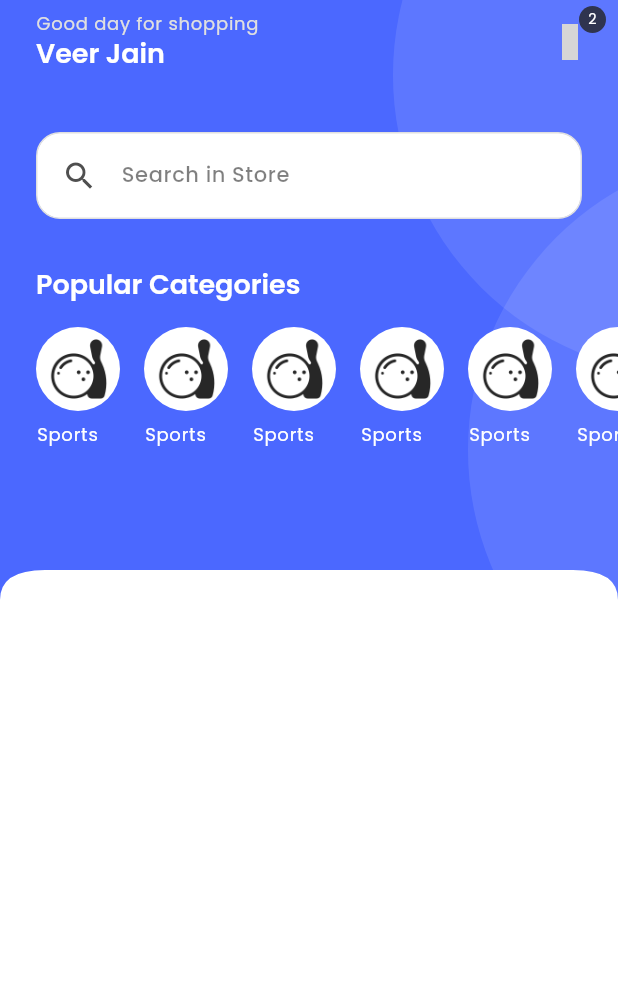
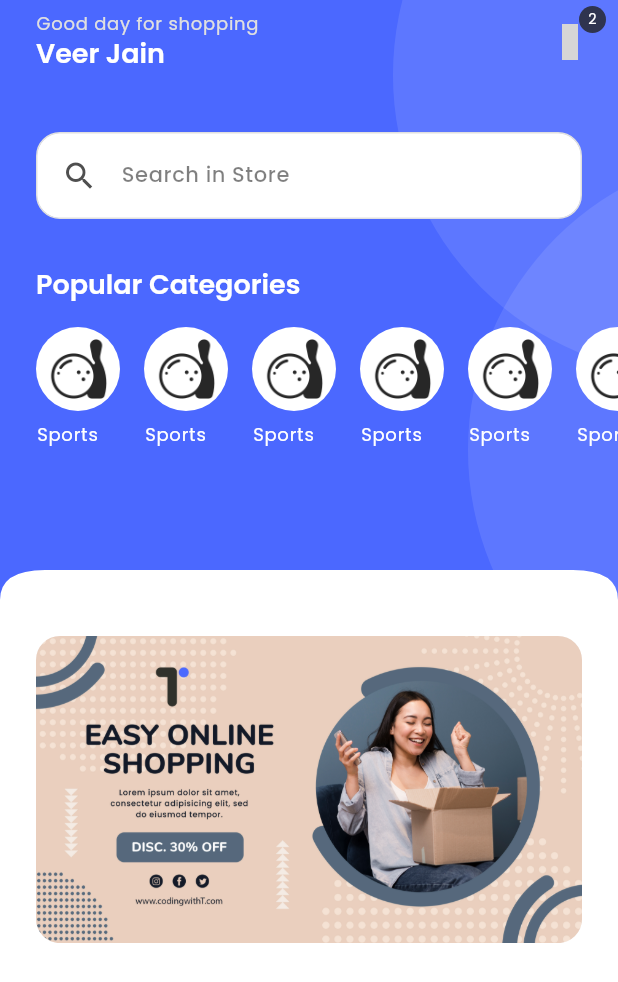
Before and after one commit to vjn6805/Tstore, a Flutter app: the HomeScreen screen opened directly, on a phone screen of 412 x 824 dp. Shown: the top 982 px of the screen. Run offline on Flutter 3.47's test engine with Material 3 defaults, Android fonts, the phone set to English and light mode, and no system bars; drawn by our look-alikes of carousel_slider; our stand-ins replace get, get_storage, iconsax_flutter, logger, smooth_page_indicator; accounts and stored records are empty; project files that could hold a hidden picture were left out; grey boxes are pictures that could not be loaded.

Commit message:
added carousel slider

```diff
--- a/lib/common/widgets/custom_shapes/containers/circular_container.dart
+++ b/lib/common/widgets/custom_shapes/containers/circular_container.dart
@@ -4,7 +4,14 @@ import '../../../../utils/constants/colors.dart';
 
 class TCircularContainer extends StatelessWidget {
   const TCircularContainer({
-    super.key, this.width=400, this.height=400, this.raduis=400, this.padding=0, this.child, this.backgroundcolor=TCOlors.white,
+    super.key,
+    this.width = 400,
+    this.height = 400,
+    this.raduis = 400,
+    this.padding = 0,
+    this.child,
+    this.backgroundcolor = TCOlors.white,
+    this.margin,
   });
 
   final double? width;
@@ -13,17 +20,18 @@ class TCircularContainer extends StatelessWidget {
   final double padding;
   final Widget? child;
   final Color backgroundcolor;
+  final EdgeInsets? margin;
 
   @override
   Widget build(BuildContext context) {
     return Container(
       width: width,
       height: height,
+      margin: margin,
       padding: EdgeInsets.all(padding),
       decoration: BoxDecoration(
           borderRadius: BorderRadius.circular(raduis),
-          color: TCOlors.textWhite.withOpacity(0.1)
-      ),
+          color: TCOlors.textWhite.withOpacity(0.1)),
       child: child,
     );
   }
--- /dev/null
+++ b/lib/common/widgets/image/t_round_image.dart
@@ -0,0 +1,55 @@
+import 'package:flutter/material.dart';
+
+import '../../../utils/constants/colors.dart';
+import '../../../utils/constants/sizes.dart';
+
+class TRoundedImage extends StatelessWidget {
+  const TRoundedImage({
+    super.key,
+    this.width,
+    this.height,
+    required this.imageUrl,
+    this.applyImageRadius=true,
+    this.border,
+    this.backgroundColor=TCOlors.light,
+    this.fit=BoxFit.contain,
+    this.padding,
+    this.isNetworkImage=false,
+    this.onPressed,
+    this.borderRadius=TSizes.md,
+  });
+
+  final double? width, height;
+  final String imageUrl;
+  final bool applyImageRadius;
+  final BoxBorder? border;
+  final Color backgroundColor;
+  final BoxFit? fit;
+  final EdgeInsetsGeometry? padding;
+  final bool isNetworkImage;
+  final VoidCallback? onPressed;
+  final double borderRadius;
+
+  @override
+  Widget build(BuildContext context) {
+    return GestureDetector(
+      onTap: onPressed,
+      child: Container(
+        width: width,
+        height: height,
+        padding: padding,
+        decoration: BoxDecoration(
+          border: border,
+          color: backgroundColor,
+          borderRadius: BorderRadius.circular(borderRadius),
+        ),
+        child: ClipRRect(
+            borderRadius: applyImageRadius?BorderRadius.circular(borderRadius):BorderRadius.zero,
+            child: Image(
+              image: isNetworkImage?NetworkImage(imageUrl):AssetImage(imageUrl) as ImageProvider,
+              fit: fit,
+            )),
+      ),
+    );
+  }
+}
--- /dev/null
+++ b/lib/features/shop/controllers/home_controller.dart
@@ -0,0 +1,14 @@
+import 'package:flutter/material.dart';
+import 'package:get/get.dart';
+import 'package:get/get_core/src/get_main.dart';
+import 'package:get/get_state_manager/src/simple/get_controllers.dart';
+
+class HomeController extends GetxController{
+  static HomeController get instance=>Get.find();
+
+  final carouselCurrentIndex=0.obs;
+
+  void updatePageIndicator(index) {
+    carouselCurrentIndex.value=index;
+  }
+}
--- a/lib/features/shop/screens/home/home.dart
+++ b/lib/features/shop/screens/home/home.dart
@@ -1,7 +1,9 @@
+import 'package:carousel_slider/carousel_slider.dart';
 import 'package:catlog/common/widgets/appbar/appbar.dart';
 import 'package:catlog/common/widgets/custom_shapes/curved_shapes/curved_edges.dart';
 import 'package:catlog/features/shop/screens/home/widgets/home_appbar.dart';
 import 'package:catlog/features/shop/screens/home/widgets/home_categories.dart';
+import 'package:catlog/features/shop/screens/home/widgets/promo_slider.dart';
 import 'package:catlog/utils/constants/colors.dart';
 import 'package:catlog/utils/constants/enums.dart';
 import 'package:catlog/utils/constants/image_string.dart';
@@ -16,6 +18,7 @@ import '../../../../common/widgets/custom_shapes/containers/circular_container.d
 import '../../../../common/widgets/custom_shapes/containers/primary_header_container.dart';
 import '../../../../common/widgets/custom_shapes/containers/search_container.dart';
 import '../../../../common/widgets/custom_shapes/curved_shapes/curved_edge_widget.dart';
+import '../../../../common/widgets/image/t_round_image.dart';
 import '../../../../common/widgets/image_text_widgets/vertical_image_text.dart';
 import '../../../../common/widgets/product_cart/cart_menu_icon.dart';
 import '../../../../common/widgets/text/section_heading.dart';
@@ -29,6 +32,7 @@ class HomeScreen extends StatelessWidget {
       body: SingleChildScrollView(
         child: Column(
           children: [
+            ///Header section
             TPrimaryHeaderContainer(
               child: Column(
                 children: [
@@ -41,11 +45,11 @@ class HomeScreen extends StatelessWidget {
 
                   ///---Searchbar----
                   TSearchContainer(
-                      text: "Search in Store",
-                      icon: Icons.search,
-                      showBackground: true,
-                      showBorder: true,
-                    onTap: (){},//todo:implement this for search function
+                    text: "Search in Store",
+                    icon: Icons.search,
+                    showBackground: true,
+                    showBorder: true,
+                    onTap: () {}, //todo:implement this for search function
                   ),
 
                   const SizedBox(
@@ -68,10 +72,17 @@ class HomeScreen extends StatelessWidget {
                         THomeCategories()
                       ],
                     ),
-                  )
+                  ),
                 ],
               ),
             ),
+
+            ///Body
+            ///Image Slider
+            Padding(
+              padding: const EdgeInsets.all(TSizes.defaultSpace),
+              child: TPromoSlider(banner: [TImages.banner1,TImages.banner2,TImages.banner3],),
+            )
           ],
         ),
       ),
--- /dev/null
+++ b/lib/features/shop/screens/home/widgets/promo_slider.dart
@@ -0,0 +1,54 @@
+import 'package:carousel_slider/carousel_slider.dart';
+import 'package:catlog/features/shop/controllers/home_controller.dart';
+import 'package:flutter/material.dart';
+import 'package:get/get.dart';
+import 'package:get/get_core/src/get_main.dart';
+
+import '../../../../../common/widgets/custom_shapes/containers/circular_container.dart';
+import '../../../../../common/widgets/image/t_round_image.dart';
+import '../../../../../utils/constants/colors.dart';
+import '../../../../../utils/constants/image_string.dart';
+import '../../../../../utils/constants/sizes.dart';
+
+class TPromoSlider extends StatelessWidget {
+  const TPromoSlider({
+    super.key, required this.banner,
+  });
+
+  final List<String> banner;
+
+  @override
+  Widget build(BuildContext context) {
+    final controller=Get.put(HomeController());
+    return Column(
+      children: [
+        CarouselSlider(
+          items: banner.map((url)=>TRoundedImage(imageUrl:url)).toList(),
+          options: CarouselOptions(
+            viewportFraction: 1,
+            onPageChanged: (index,_)=>controller.updatePageIndicator(index)
+          ),
+        ),
+        SizedBox(
+          height: TSizes.spaceBtwItems,
+        ),
+        Center(
+          child: Obx(
+            ()=> Row(
+              mainAxisSize: MainAxisSize.min,
+              children: [
+                for (int i = 0; i < banner.length; i++)
+                  TCircularContainer(
+                    width: 20,
+                    height: 4,
+                    margin: EdgeInsets.only(right: 10),
+                    backgroundcolor: controller.carouselCurrentIndex.value==i?TCOlors.primary:TCOlors.grey,
+                  ),
+              ],
+            ),
+          ),
+        )
+      ],
+    );
+  }
+}
--- a/pubspec.yaml
+++ b/pubspec.yaml
@@ -29,6 +29,7 @@ dependencies:
   url_launcher: ^6.3.1
   flutter_native_splash: ^2.4.4
   smooth_page_indicator: ^1.2.1
+  carousel_slider: ^5.1.1
 
 dev_dependencies:
   flutter_test:
```
Also changed, not shown: pubspec.lock.
